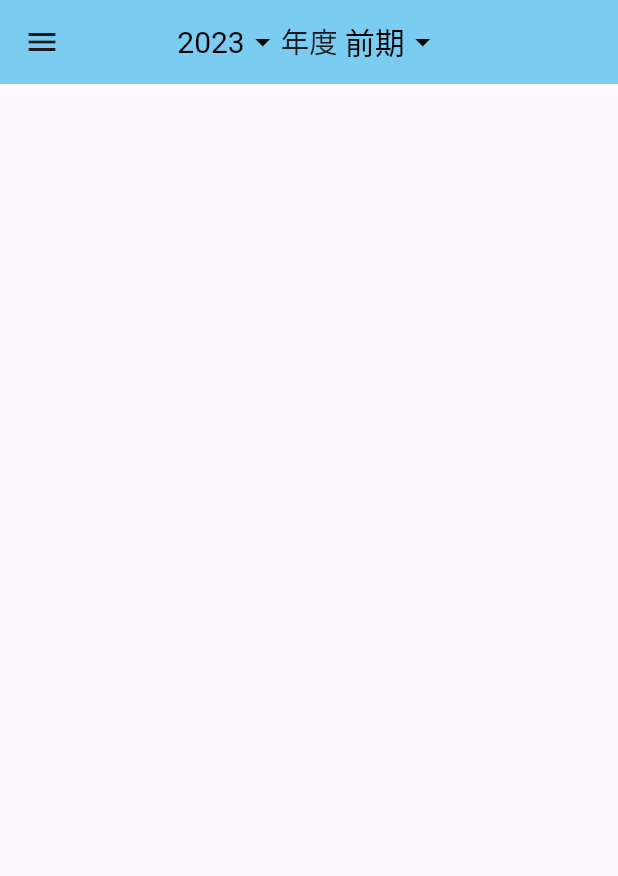
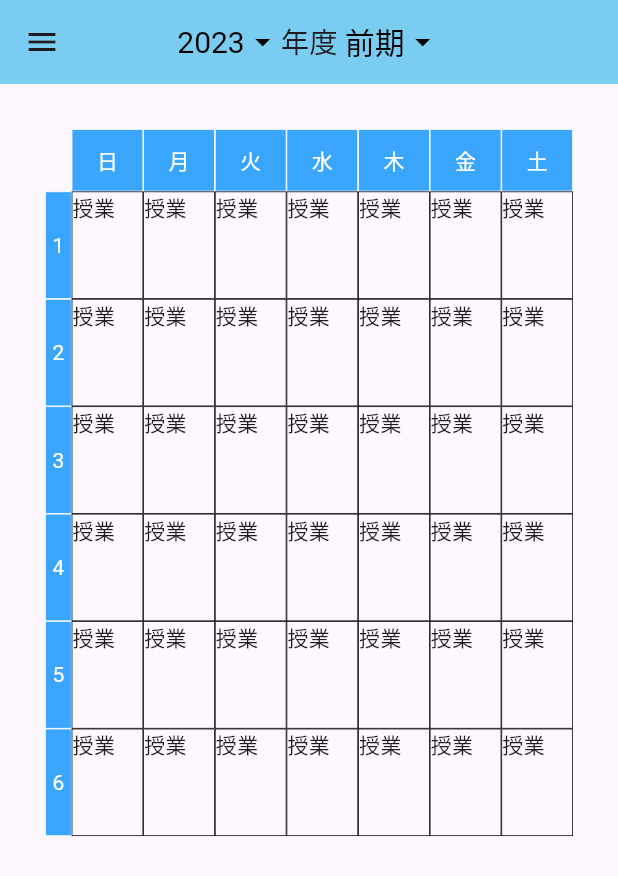
Before and after one commit to d1day/credit-management-app, a Flutter app: the screen it shows after launch, on a phone screen of 412 x 824 dp. Shown: the top 876 px of the screen. Run offline on Flutter 3.47's test engine with Material 2 defaults, Android fonts, the phone set to English and light mode, and no system bars.

Commit message:
テーブルの表示

```diff
--- a/src/lib/TImeTable.dart
+++ /dev/null
@@ -1,60 +0,0 @@
-import 'package:flutter/material.dart';
-import 'package:test_project/base_component.dart';
-
-// バーの色
-const colorBar = Color.fromARGB(255, 122, 204, 241);
-// 学期
-const lstSemestar = ['前期', '後期'];
-// 時間数
-final numHour = 6;
-// 曜日
-final numDay = 6;
-
-class TimeTable extends StatefulWidget {
-  const TimeTable({super.key, required this.title});
-
-  final String title;
-
-  @override
-  State<TimeTable> createState() => _TimeTableState();
-}
-
-class _TimeTableState extends State<TimeTable> {
-  @override
-  Widget build(BuildContext context) {
-    // 年度のリスト
-    List<String> lstYear = List<String>.empty(growable: true);
-    var nYear = DateTime.now().year;
-    for (int i = -10; i < 10; i++) {
-      lstYear.add((nYear + i).toString());
-    }
-
-    return Scaffold(
-        appBar: AppBar(
-          centerTitle: true,
-          title: Row(
-              mainAxisAlignment: MainAxisAlignment.center,
-              mainAxisSize: MainAxisSize.min,
-              children: [
-                CmbBase(
-                  list: lstYear,
-                  color: colorBar,
-                  firstIndex: 10,
-                ),
-                const Text(
-                  '年度 ',
-                  style: TextStyle(fontSize: 19),
-                ),
-                const CmbBase(list: lstSemestar, color: colorBar)
-              ]),
-          backgroundColor: colorBar,
-        ),
-        drawer: Drawer(
-          child: ListView(children: const [ListTile(title: Text('メニュー１'))]),
-        )
-        // body: Table(
-        //   children: TableRows(),
-        // )
-        );
-  }
-}
--- a/src/lib/main.dart
+++ b/src/lib/main.dart
@@ -1,5 +1,5 @@
 import 'package:flutter/material.dart';
-import 'package:test_project/TImeTable.dart';
+import 'time_table.dart';
 
 void main() {
   runApp(const MyApp());
@@ -16,7 +16,7 @@ class MyApp extends StatelessWidget {
         colorScheme: ColorScheme.fromSeed(seedColor: Colors.deepPurple),
         useMaterial3: true,
       ),
-      home: const TimeTable(title: 'Flutter Demo Home Page'),
+      home: const TimeTable(),
     );
   }
 }
--- /dev/null
+++ b/src/lib/time_table.dart
@@ -0,0 +1,129 @@
+import 'package:flutter/material.dart';
+import 'base_component.dart';
+
+// バーの色
+const colorBar = Color.fromARGB(255, 122, 204, 241);
+// 枠線の太さ
+const nWidth = 0.5;
+// 学期
+const lstSemestar = ['前期', '後期'];
+// 曜日
+const lstDay = ['日', '月', '火', '水', '木', '金', '土'];
+// 時間数
+int numHour = 6;
+// 曜日
+int numDay = 7;
+
+class TimeTable extends StatelessWidget {
+  const TimeTable({super.key});
+
+  @override
+  Widget build(BuildContext context) {
+    // 年度のリスト
+    List<String> lstYear = List<String>.empty(growable: true);
+    var nYear = DateTime.now().year;
+    for (int i = -10; i < 10; i++) {
+      lstYear.add((nYear + i).toString());
+    }
+
+    return Scaffold(
+        appBar: AppBar(
+          centerTitle: true,
+          title: Row(
+              mainAxisAlignment: MainAxisAlignment.center,
+              mainAxisSize: MainAxisSize.min,
+              children: [
+                CmbBase(
+                  list: lstYear,
+                  color: colorBar,
+                  firstIndex: 10,
+                ),
+                const Text(
+                  '年度 ',
+                  style: TextStyle(fontSize: 19),
+                ),
+                const CmbBase(list: lstSemestar, color: colorBar)
+              ]),
+          backgroundColor: colorBar,
+        ),
+        drawer: Drawer(
+          child: ListView(children: const [ListTile(title: Text('メニュー１'))]),
+        ),
+        body: Padding(
+            padding: const EdgeInsets.only(right: 30, bottom: 30),
+            child: GridView.builder(
+              itemCount: (numDay + 1) * (numHour + 1),
+              itemBuilder: (context, index) {
+                return createTimeTableCell(index);
+              },
+              gridDelegate: SliverGridDelegateWithFixedCrossAxisCount(
+                  crossAxisCount: numDay + 1, childAspectRatio: 1 / 1.5),
+            )));
+  }
+}
+
+Widget createTimeTableCell(int index) {
+  if (index == 0) {
+    // 左上の空白
+    return Container();
+  } else if (index < numDay + 1) {
+    // 曜日
+    return Padding(
+        padding: const EdgeInsets.only(top: 30),
+        child: Container(
+            decoration: BoxDecoration(
+              border: Border.all(width: nWidth, color: Colors.white),
+              color: const Color.fromARGB(255, 58, 165, 253),
+            ),
+            child: Center(
+                child: Text(
+              lstDay[numDay != 7 ? index : index - 1],
+              style: const TextStyle(color: Colors.white),
+            ))));
+  } else if (index % (numDay + 1) == 0) {
+    // 数字
+    return Padding(
+        padding: const EdgeInsets.only(left: 30),
+        child: Container(
+            decoration: BoxDecoration(
+                border: Border.all(width: nWidth, color: Colors.white),
+                color: const Color.fromARGB(255, 58, 165, 253)),
+            width: 30,
+            child: Center(
+                child: Text(
+              (index / (numDay + 1)).floor().toString(),
+              style: const TextStyle(color: Colors.white),
+            ))));
+  } else {
+    // 授業
+    return TimeTableCell(strIdLesson: 'a');
+  }
+}
+
+// 授業選択時
+void selectLesson(String strIdLesson) {
+  // 授業選択時の処理
+}
+
+// 授業用のセル
+class TimeTableCell extends StatefulWidget {
+  const TimeTableCell({super.key, required this.strIdLesson});
+  final String strIdLesson;
+
+  @override
+  State<TimeTableCell> createState() => _TimeTableCellState();
+}
+
+class _TimeTableCellState extends State<TimeTableCell> {
+  @override
+  Widget build(BuildContext context) {
+    return InkWell(
+        onTap: () {
+          selectLesson(widget.strIdLesson);
+        },
+        child: Container(
+          decoration: BoxDecoration(border: Border.all(width: nWidth)),
+          child: const Text('授業'),
+        ));
+  }
+}
```
